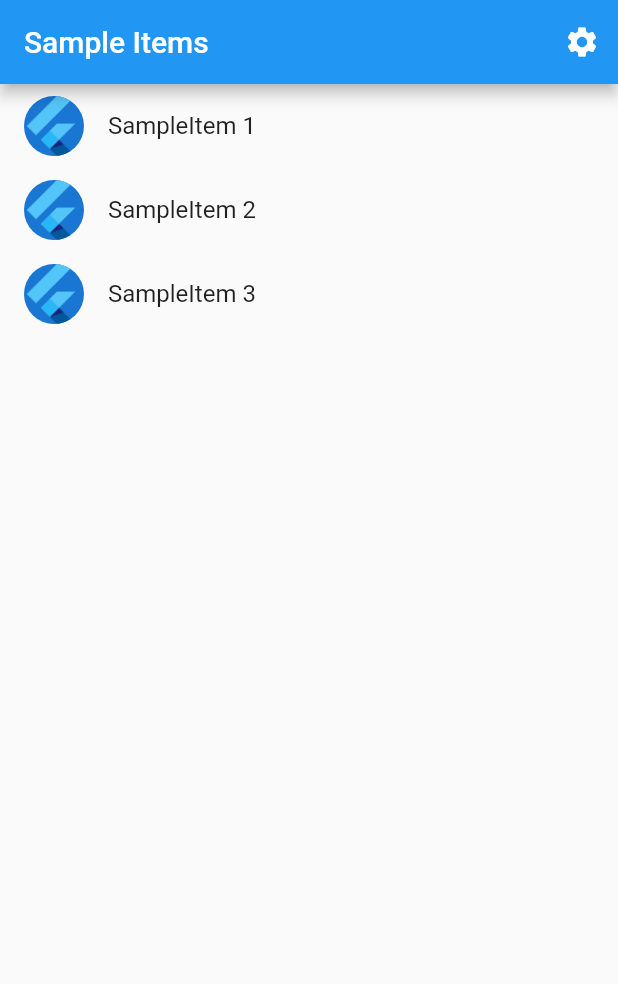
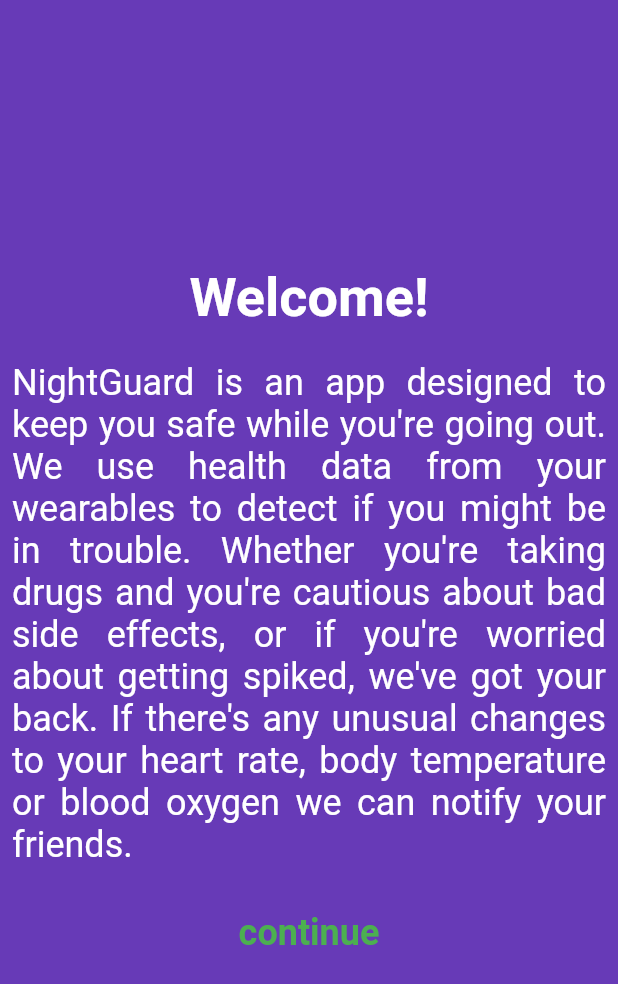
Before and after one commit to wisdomokoro1232/Hackathon-Terra, a Flutter app: the screen it shows after launch, on a phone screen of 412 x 824 dp. Shown: the top 984 px of the screen. Run offline on Flutter 3.47's test engine with Material 2 defaults, Android fonts, the phone set to English and light mode, and no system bars; generated files the repository leaves out were written again.

Commit message:
[feat / rs1720] added introduction page of flutter app

```diff
--- a/lib/src/app.dart
+++ b/lib/src/app.dart
@@ -1,6 +1,7 @@
 import 'package:flutter/material.dart';
 import 'package:flutter_gen/gen_l10n/app_localizations.dart';
 import 'package:flutter_localizations/flutter_localizations.dart';
+import 'package:night_watch/src/introduction.dart';
 
 import 'sample_feature/sample_item_details_view.dart';
 import 'sample_feature/sample_item_list_view.dart';
@@ -25,6 +26,15 @@ class MyApp extends StatelessWidget {
     return AnimatedBuilder(
       animation: settingsController,
       builder: (BuildContext context, Widget? child) {
+        return MaterialApp(
+          title: "NightGuard",
+          theme: ThemeData(primarySwatch: Colors.green),
+          darkTheme: ThemeData(primarySwatch: Colors.grey),
+          color: Colors.amberAccent,
+          supportedLocales: {const Locale('en', ' ')},
+          debugShowCheckedModeBanner: false,
+          home: Introduction()
+        );
         return MaterialApp(
           // Providing a restorationScopeId allows the Navigator built by the
           // MaterialApp to restore the navigation stack when a user leaves and
--- /dev/null
+++ b/lib/src/configure.dart
@@ -0,0 +1,12 @@
+import 'package:flutter/cupertino.dart';
+
+class Configure extends StatelessWidget {
+  const Configure({super.key});
+
+  @override
+  Widget build(BuildContext context) {
+    // TODO: implement build
+    throw UnimplementedError();
+  }
+
+}
--- /dev/null
+++ b/lib/src/introduction.dart
@@ -0,0 +1,50 @@
+import 'package:flutter/cupertino.dart';
+import 'package:flutter/material.dart';
+
+import 'configure.dart';
+
+class Introduction extends StatelessWidget {
+  const Introduction({super.key});
+
+  @override
+  Widget build(BuildContext context) {
+    return Scaffold(
+      backgroundColor: Colors.deepPurple,
+      body: Center(
+        child: Padding(
+          padding: const EdgeInsets.all(8.0),
+          child: Column(
+          mainAxisAlignment: MainAxisAlignment.center,
+          children: [
+            const Spacer(flex: 8),
+            const Text(
+              "Welcome!",
+              style: TextStyle(fontWeight: FontWeight.bold, fontSize: 36, color: Colors.white)
+            ),
+            const Spacer(flex: 1),
+            const Text(
+              "NightGuard is an app designed to keep you safe while you're going out. We use health data from your wearables to detect if you might be in trouble. Whether you're taking drugs and you're cautious about bad side effects, or if you're worried about getting spiked, we've got your back. If there's any unusual changes to your heart rate, body temperature or blood oxygen we can notify your friends.",
+              textAlign: TextAlign.justify,
+              style: TextStyle(fontWeight: FontWeight.normal, fontSize: 24, color: Colors.white)
+            ),
+            const Spacer(flex: 1),
+            TextButton(
+              onPressed: () {
+                Navigator.push(
+                  context,
+                  MaterialPageRoute(builder: (context) => const Configure())
+                );
+              },
+              child: const Text(
+                "continue",
+                style: TextStyle(fontWeight: FontWeight.bold, fontSize: 24),
+              )
+            ),
+            const Spacer(flex: 8)
+          ]),
+        )
+      )
+    );
+  }
+
+}
--- a/lib/src/settings/settings_controller.dart
+++ b/lib/src/settings/settings_controller.dart
@@ -12,6 +12,12 @@ class SettingsController with ChangeNotifier {
 
   // Make SettingsService a private variable so it is not used directly.
   final SettingsService _settingsService;
+
+  // User preferences that are set at the beginning
+  bool takingDrugs = false;
+  bool notifyFriends = false;
+  String name = "";
+  List<int> friendsToNotify = [];
 
   // Make ThemeMode a private variable so it is not updated directly without
   // also persisting the changes with the SettingsService.
@@ -28,6 +34,10 @@ class SettingsController with ChangeNotifier {
 
     // Important! Inform listeners a change has occurred.
     notifyListeners();
+  }
+
+  Future<void> updatePreferences() async {
+
   }
 
   /// Update and persist the ThemeMode based on the user's selection.
```
Also changed, not shown: lib/src/activity.dart (added), 1 other file.
